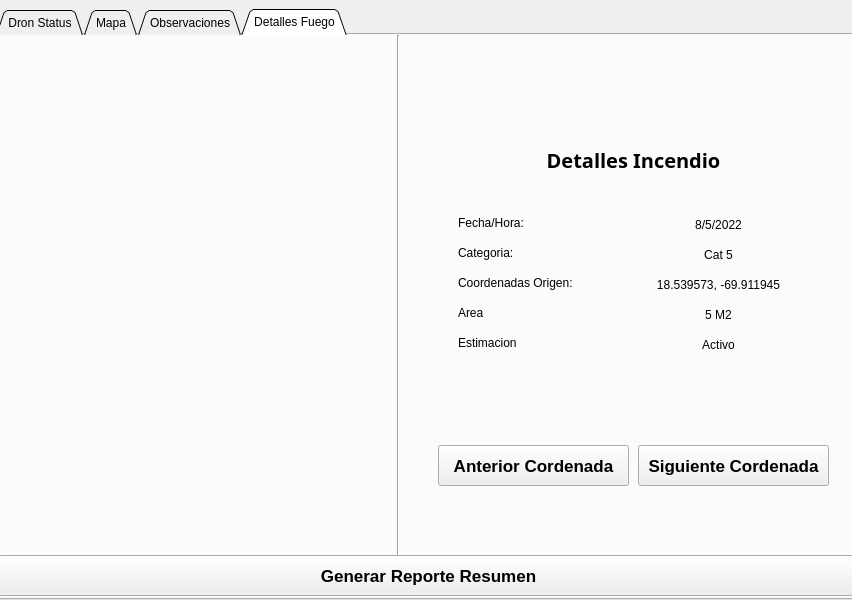
Before: the Qt Designer form temperature_dron/form.ui in 12an/Incendio_Detect, drawn with Qt 5.
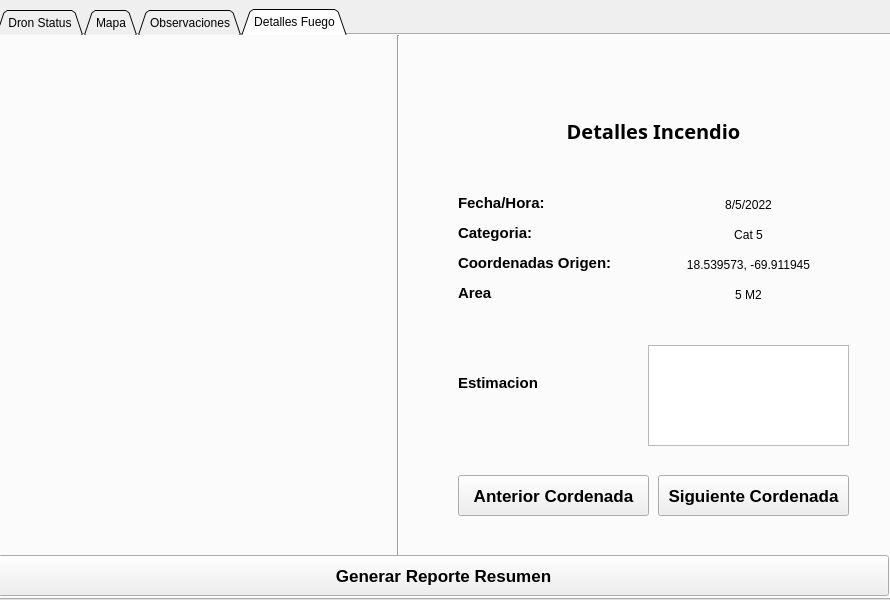
After: the same form once the commit is applied. The open tabs and pages were chosen to show the change. Icons and pictures are not drawn.

Diff of the .ui file:
```diff
--- a/temperature_dron/form.ui
+++ b/temperature_dron/form.ui
@@ -6,7 +6,7 @@
    <rect>
     <x>0</x>
     <y>0</y>
-    <width>852</width>
+    <width>890</width>
     <height>600</height>
    </rect>
   </property>
@@ -22,7 +22,7 @@
     <rect>
      <x>-4</x>
      <y>9</y>
-     <width>861</width>
+     <width>911</width>
      <height>591</height>
     </rect>
    </property>
@@ -480,8 +480,8 @@
     <widget class="QPushButton" name="SiguienteCordenadaBotton_detalles">
      <property name="geometry">
       <rect>
-       <x>640</x>
-       <y>410</y>
+       <x>660</x>
+       <y>440</y>
        <width>191</width>
        <height>41</height>
       </rect>
@@ -499,8 +499,8 @@
     <widget class="QPushButton" name="AnteriorCordenadaBotton_detalles">
      <property name="geometry">
       <rect>
-       <x>440</x>
-       <y>410</y>
+       <x>460</x>
+       <y>440</y>
        <width>191</width>
        <height>41</height>
       </rect>
@@ -534,8 +534,8 @@
      <property name="geometry">
       <rect>
        <x>460</x>
-       <y>89</y>
-       <width>351</width>
+       <y>60</y>
+       <width>391</width>
        <height>71</height>
       </rect>
      </property>
@@ -557,11 +557,17 @@
      <property name="geometry">
       <rect>
        <x>460</x>
-       <y>210</y>
-       <width>61</width>
+       <y>190</y>
+       <width>101</width>
        <height>16</height>
       </rect>
      </property>
+     <property name="font">
+      <font>
+       <pointsize>11</pointsize>
+       <bold>true</bold>
+      </font>
+     </property>
      <property name="text">
       <string>Categoria:</string>
      </property>
@@ -570,11 +576,17 @@
      <property name="geometry">
       <rect>
        <x>460</x>
-       <y>240</y>
-       <width>121</width>
+       <y>220</y>
+       <width>171</width>
        <height>16</height>
       </rect>
      </property>
+     <property name="font">
+      <font>
+       <pointsize>11</pointsize>
+       <bold>true</bold>
+      </font>
+     </property>
      <property name="text">
       <string>Coordenadas Origen:</string>
      </property>
@@ -583,11 +595,17 @@
      <property name="geometry">
       <rect>
        <x>460</x>
-       <y>180</y>
-       <width>71</width>
+       <y>160</y>
+       <width>121</width>
        <height>16</height>
       </rect>
      </property>
+     <property name="font">
+      <font>
+       <pointsize>11</pointsize>
+       <bold>true</bold>
+      </font>
+     </property>
      <property name="text">
       <string>Fecha/Hora:</string>
      </property>
@@ -596,11 +614,17 @@
      <property name="geometry">
       <rect>
        <x>460</x>
-       <y>300</y>
-       <width>71</width>
+       <y>340</y>
+       <width>121</width>
        <height>16</height>
       </rect>
      </property>
+     <property name="font">
+      <font>
+       <pointsize>11</pointsize>
+       <bold>true</bold>
+      </font>
+     </property>
      <property name="text">
       <string>Estimacion</string>
      </property>
@@ -609,11 +633,17 @@
      <property name="geometry">
       <rect>
        <x>460</x>
-       <y>270</y>
+       <y>250</y>
        <width>121</width>
        <height>16</height>
       </rect>
      </property>
+     <property name="font">
+      <font>
+       <pointsize>11</pointsize>
+       <bold>true</bold>
+      </font>
+     </property>
      <property name="text">
       <string>Area</string>
      </property>
@@ -621,9 +651,9 @@
     <widget class="QLabel" name="label_categoria">
      <property name="geometry">
       <rect>
-       <x>630</x>
-       <y>210</y>
-       <width>181</width>
+       <x>650</x>
+       <y>190</y>
+       <width>201</width>
        <height>20</height>
       </rect>
      </property>
@@ -637,9 +667,9 @@
     <widget class="QLabel" name="label_cordenadas_origen">
      <property name="geometry">
       <rect>
-       <x>630</x>
-       <y>240</y>
-       <width>181</width>
+       <x>650</x>
+       <y>220</y>
+       <width>201</width>
        <height>20</height>
       </rect>
      </property>
@@ -650,28 +680,12 @@
       <set>Qt::AlignCenter</set>
      </property>
     </widget>
-    <widget class="QLabel" name="label_estado">
-     <property name="geometry">
-      <rect>
-       <x>630</x>
-       <y>300</y>
-       <width>181</width>
-       <height>20</height>
-      </rect>
-     </property>
-     <property name="text">
-      <string>Activo</string>
-     </property>
-     <property name="alignment">
-      <set>Qt::AlignCenter</set>
-     </property>
-    </widget>
     <widget class="QLabel" name="label_fecha_inicio">
      <property name="geometry">
       <rect>
-       <x>630</x>
-       <y>180</y>
-       <width>181</width>
+       <x>650</x>
+       <y>160</y>
+       <width>201</width>
        <height>20</height>
       </rect>
      </property>
@@ -685,9 +699,9 @@
     <widget class="QLabel" name="label_area">
      <property name="geometry">
       <rect>
-       <x>630</x>
-       <y>270</y>
-       <width>181</width>
+       <x>650</x>
+       <y>250</y>
+       <width>201</width>
        <height>20</height>
       </rect>
      </property>
@@ -727,7 +741,7 @@
       <rect>
        <x>0</x>
        <y>520</y>
-       <width>861</width>
+       <width>891</width>
        <height>41</height>
       </rect>
      </property>
@@ -745,6 +759,16 @@
        <normaloff>.</normaloff>.</iconset>
      </property>
     </widget>
+    <widget class="QTextBrowser" name="textBrowser">
+     <property name="geometry">
+      <rect>
+       <x>650</x>
+       <y>310</y>
+       <width>201</width>
+       <height>101</height>
+      </rect>
+     </property>
+    </widget>
    </widget>
   </widget>
  </widget>
```
Left out of the diff: 103 changed lines with no effect on the pictures.
